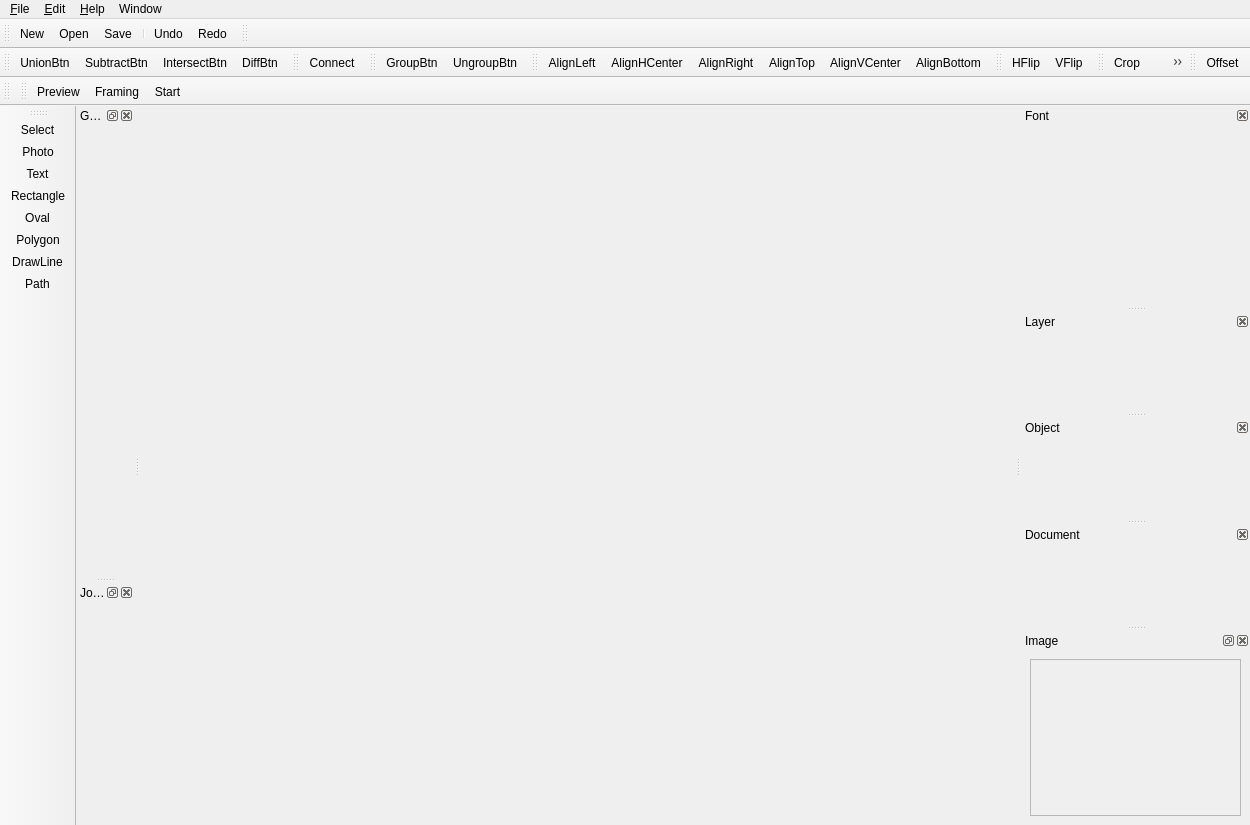
Old version of the form src/windows/mainwindow.ui in the repository flux3dp/swiftray.
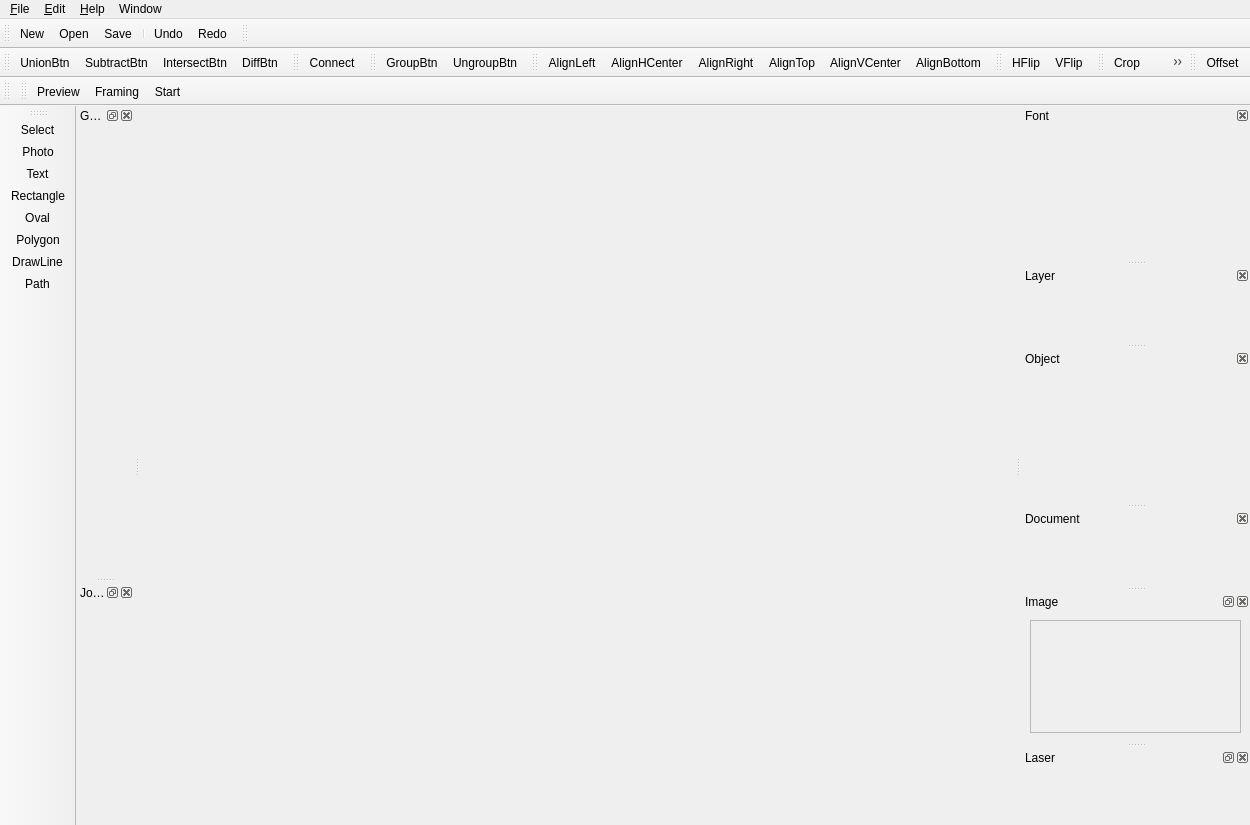
New version of the form. Icons and pictures are not drawn. Custom widgets are drawn as their Qt base class.

What changed in the file:
```diff
--- a/src/windows/mainwindow.ui
+++ b/src/windows/mainwindow.ui
@@ -99,7 +99,13 @@
    <property name="minimumSize">
     <size>
      <width>44</width>
-     <height>200</height>
+     <height>38</height>
+    </size>
+   </property>
+   <property name="maximumSize">
+    <size>
+     <width>524287</width>
+     <height>524287</height>
     </size>
    </property>
    <property name="floating">
@@ -119,7 +125,7 @@
    </attribute>
    <widget class="QWidget" name="fontDockContents">
     <property name="sizePolicy">
-     <sizepolicy hsizetype="Preferred" vsizetype="Maximum">
+     <sizepolicy hsizetype="Preferred" vsizetype="Expanding">
       <horstretch>0</horstretch>
       <verstretch>0</verstretch>
      </sizepolicy>
@@ -189,13 +195,13 @@
    <property name="minimumSize">
     <size>
      <width>229</width>
-     <height>101</height>
+     <height>38</height>
     </size>
    </property>
    <property name="maximumSize">
     <size>
      <width>524287</width>
-     <height>101</height>
+     <height>524287</height>
     </size>
    </property>
    <property name="features">
@@ -774,6 +780,24 @@
    <addaction name="menu_Help"/>
    <addaction name="menu_Window"/>
   </widget>
+  <widget class="QDockWidget" name="laserDock">
+   <property name="sizePolicy">
+    <sizepolicy hsizetype="Expanding" vsizetype="Expanding">
+     <horstretch>0</horstretch>
+     <verstretch>0</verstretch>
+    </sizepolicy>
+   </property>
+   <property name="allowedAreas">
+    <set>Qt::AllDockWidgetAreas</set>
+   </property>
+   <property name="windowTitle">
+    <string>Laser</string>
+   </property>
+   <attribute name="dockWidgetArea">
+    <number>2</number>
+   </attribute>
+   <widget class="QWidget" name="dockWidgetContents"/>
+  </widget>
   <action name="actionOpen">
    <property name="icon">
     <iconset resource="../../qml.qrc">
```
Left out of the diff: 21 changed lines with no effect on the pictures.
